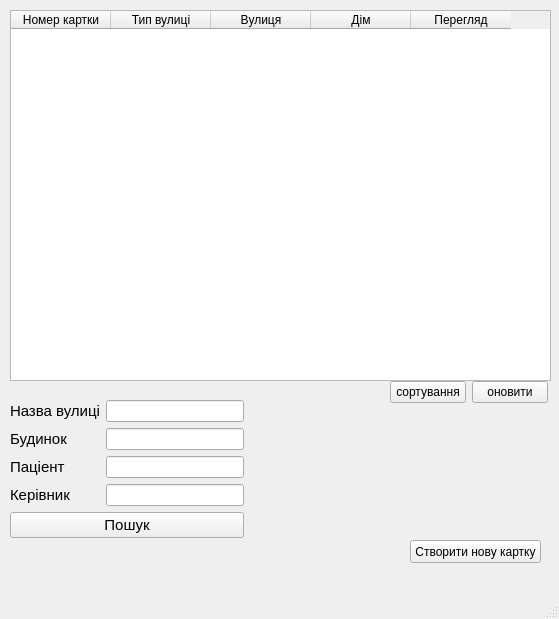
Qt form MainForm.ui (LiquorProg/katalog) before a commit.
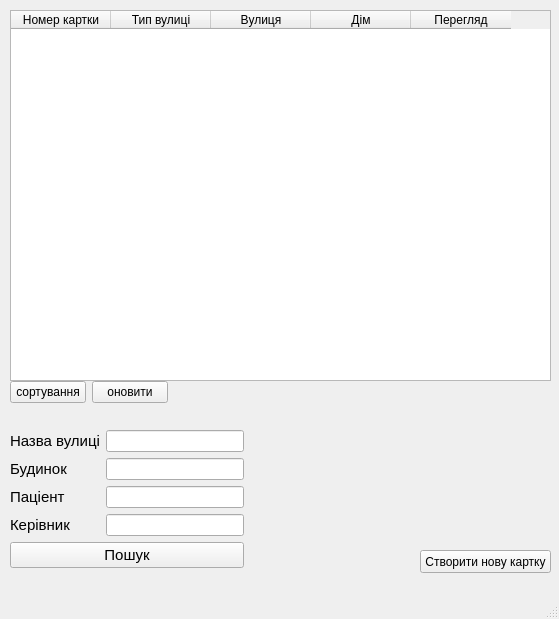
The same form after that commit.

```diff
--- a/MainForm.ui
+++ b/MainForm.ui
@@ -20,8 +20,8 @@
    <widget class="QPushButton" name="pushButton">
     <property name="geometry">
      <rect>
-      <x>410</x>
-      <y>540</y>
+      <x>420</x>
+      <y>550</y>
       <width>131</width>
       <height>23</height>
      </rect>
@@ -69,7 +69,7 @@
     <property name="geometry">
      <rect>
       <x>10</x>
-      <y>400</y>
+      <y>430</y>
       <width>234</width>
       <height>140</height>
      </rect>
@@ -161,10 +161,10 @@
      </item>
     </layout>
    </widget>
-   <widget class="QWidget" name="">
+   <widget class="QWidget" name="layoutWidget">
     <property name="geometry">
      <rect>
-      <x>390</x>
+      <x>10</x>
       <y>380</y>
       <width>158</width>
       <height>25</height>
```
